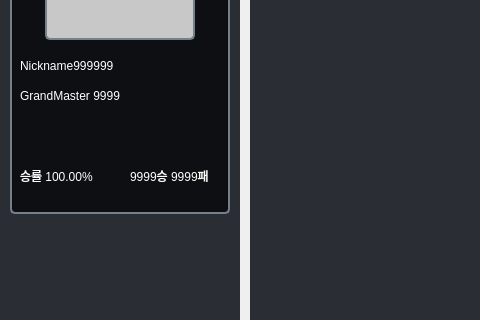
Above: Data/UI/Record/RecordFrame.ui from CSID-DGU/2024-1-OSSP2-team-08-GameAssistant before the change; both pictures show x 0 to 480 and y 205 to 525 of the 1073 by 962 pixel window. Below: the same form after it.
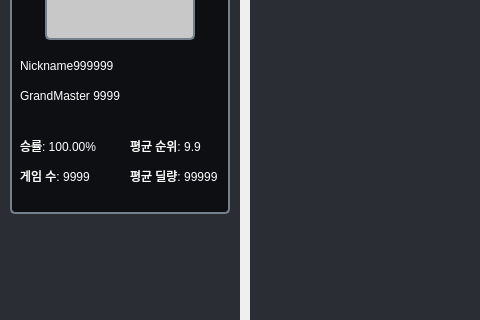
That is the form after the change. Icons and pictures are not drawn.

Diff of the .ui file:
```diff
--- a/Data/UI/Record/RecordFrame.ui
+++ b/Data/UI/Record/RecordFrame.ui
@@ -113,7 +113,7 @@
       <property name="geometry">
        <rect>
         <x>10</x>
-        <y>290</y>
+        <y>260</y>
         <width>91</width>
         <height>21</height>
        </rect>
@@ -124,14 +124,14 @@
 border:0px;</string>
       </property>
       <property name="text">
-       <string>승률 100.00%</string>
+       <string>승률: 100.00%</string>
       </property>
      </widget>
      <widget class="QLabel" name="WinLose">
       <property name="geometry">
        <rect>
         <x>120</x>
-        <y>290</y>
+        <y>260</y>
         <width>91</width>
         <height>21</height>
        </rect>
@@ -142,7 +142,7 @@
 border:0px;</string>
       </property>
       <property name="text">
-       <string>9999승 9999패</string>
+       <string>평균 순위: 9.9</string>
       </property>
      </widget>
      <widget class="QLabel" name="PlayerImg">
@@ -170,6 +170,42 @@
        <bool>true</bool>
       </property>
      </widget>
+     <widget class="QLabel" name="totalGame">
+      <property name="geometry">
+       <rect>
+        <x>10</x>
+        <y>290</y>
+        <width>91</width>
+        <height>21</height>
+       </rect>
+      </property>
+      <property name="styleSheet">
+       <string notr="true">font: 9pt &quot;KoPub돋움체 Bold&quot;;
+color: rgb(255, 255, 255);
+border:0px;</string>
+      </property>
+      <property name="text">
+       <string>게임 수: 9999</string>
+      </property>
+     </widget>
+     <widget class="QLabel" name="avgDeal">
+      <property name="geometry">
+       <rect>
+        <x>120</x>
+        <y>290</y>
+        <width>91</width>
+        <height>21</height>
+       </rect>
+      </property>
+      <property name="styleSheet">
+       <string notr="true">font: 9pt &quot;KoPub돋움체 Bold&quot;;
+color: rgb(255, 255, 255);
+border:0px;</string>
+      </property>
+      <property name="text">
+       <string>평균 딜량: 99999</string>
+      </property>
+     </widget>
     </widget>
     <widget class="QLineEdit" name="NameInput">
      <property name="geometry">
```
Left out of the diff: 2 changed lines with no effect on the pictures.
